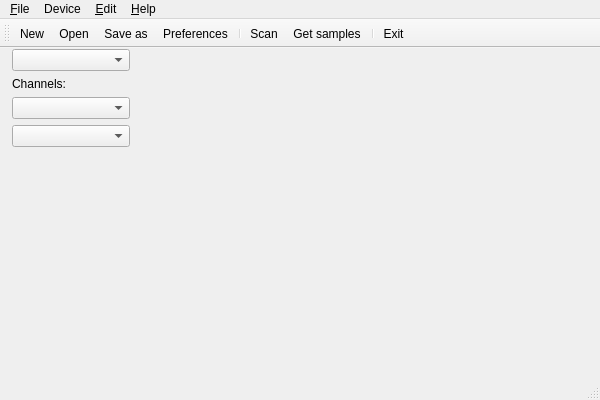
First picture: the form in gui/mainwindow.ui, repository esden/flosslogic, before the edit.
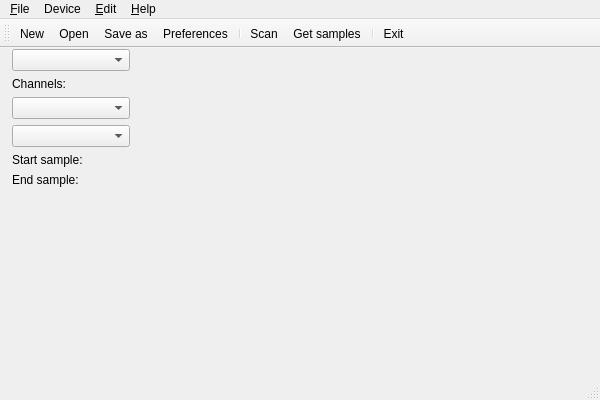
Second picture: the form after the edit. Icons and pictures are not drawn.

Commit message: Show start and end sample number as a label.

Diff of the .ui file:
```diff
--- a/gui/mainwindow.ui
+++ b/gui/mainwindow.ui
@@ -48,7 +48,7 @@
       <item row="0" column="0">
        <widget class="QComboBox" name="comboBoxLA"/>
       </item>
-      <item row="4" column="0">
+      <item row="6" column="0">
        <spacer name="verticalSpacer">
         <property name="orientation">
          <enum>Qt::Vertical</enum>
@@ -74,6 +74,20 @@
       <item row="3" column="0">
        <widget class="QComboBox" name="comboBoxNumSamples"/>
       </item>
+      <item row="4" column="0">
+       <widget class="QLabel" name="labelSampleStart">
+        <property name="text">
+         <string>Start sample:</string>
+        </property>
+       </widget>
+      </item>
+      <item row="5" column="0">
+       <widget class="QLabel" name="labelSampleEnd">
+        <property name="text">
+         <string>End sample:</string>
+        </property>
+       </widget>
+      </item>
      </layout>
     </widget>
    </widget>
```
Left out of the diff: 2 changed lines with no effect on the pictures. The commit also changes 3 other files.
